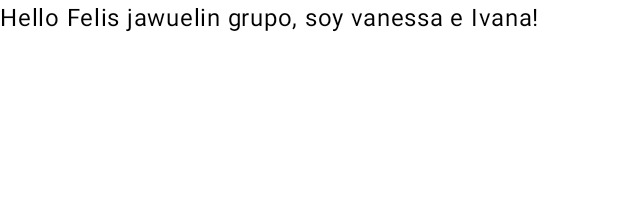
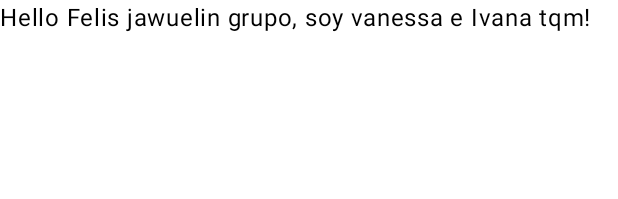
Before and after one commit to Will010906/ProyectoColaborativo, an Android app built with Jetpack Compose: the @Preview function GreetingPreview, on a phone screen of 412 x 824 dp. Shown: the top 199 px of the screen. Run offline under Robolectric (Android 15) with nearby library versions, the phone set to English and light mode, and no system bars.

Commit message:
Modificación del mensaje

```diff
--- a/app/src/main/java/com/example/proyectocolaborativo/MainActivity.kt
+++ b/app/src/main/java/com/example/proyectocolaborativo/MainActivity.kt
@@ -42,6 +42,6 @@ fun Greeting(name: String, modifier: Modifier = Modifier) {
 @Composable
 fun GreetingPreview() {
     ProyectoColaborativoTheme {
-        Greeting("Felis jawuelin grupo, soy vanessa e Ivana")
+        Greeting("Felis jawuelin grupo, soy vanessa e Ivana tqm")
     }
 }
```
